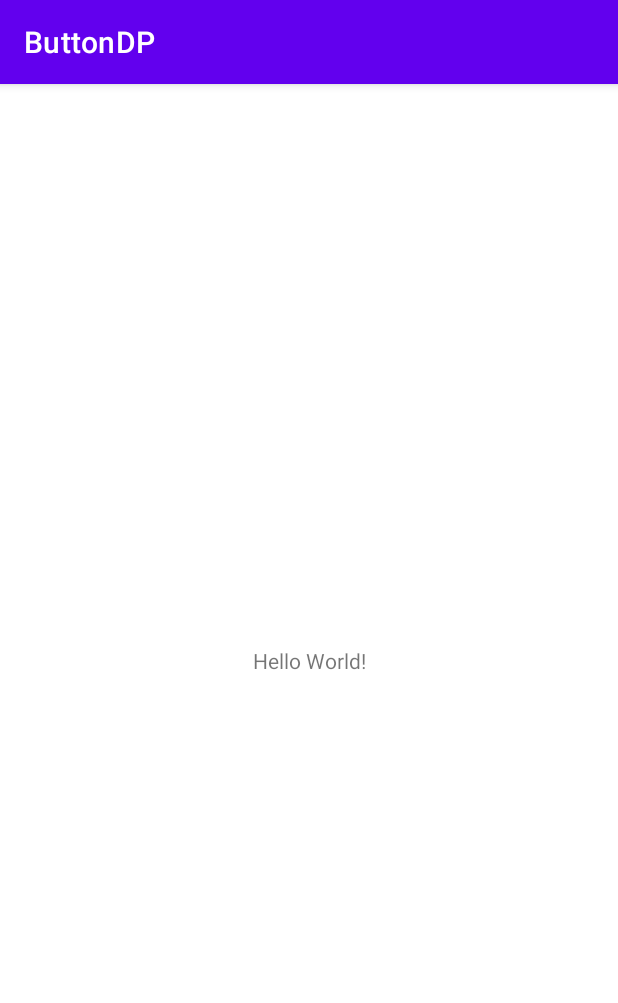
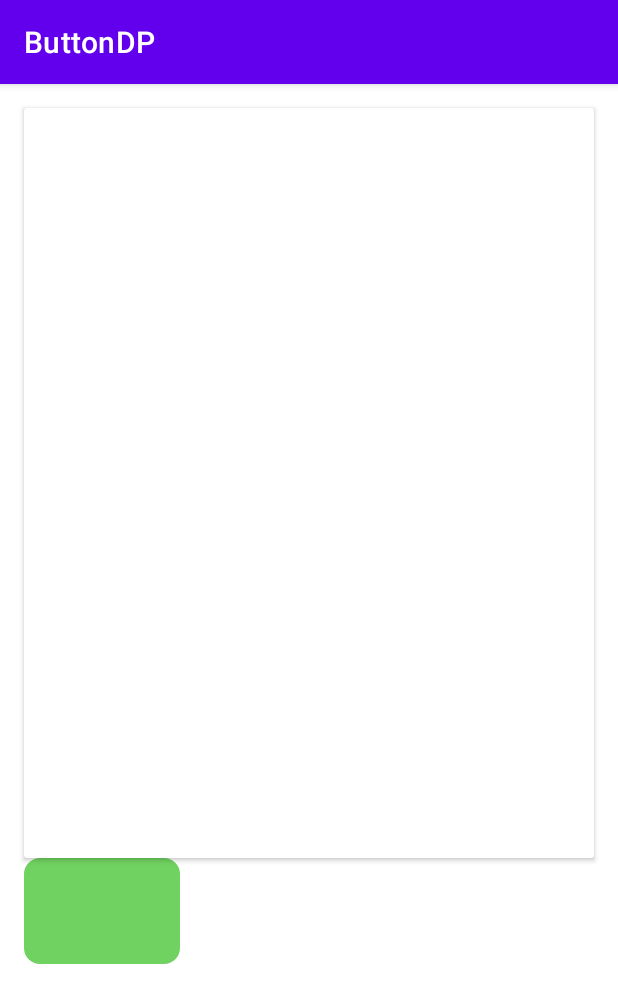
Before and after one commit to ErfanDP/ButtonDP, an Android app: the screen it shows after launch (MainActivity), on a phone screen of 412 x 824 dp. Shown: the top 1003 px of the screen. Run offline under Robolectric (Android 15) with nearby library versions, the phone set to English and light mode, and no system bars; our stand-ins replace sdp/ssp sizes.

Commit message:
ADD: CustomizableGenericButton.kt
-creating CustomizableGenericButton.kt as a constraint layout and inflating customizable_generic_button_layout.xml (first approach of creating a custom view)
-creating custom attributes for custom view in attrs.xml
-creating styles for three different styles in theme.xml
-adding the CustomizableGenericButton.kt in activity_main.xml just for test

```diff
--- a/app/build.gradle
+++ b/app/build.gradle
@@ -40,4 +40,7 @@ dependencies {
     testImplementation 'junit:junit:4.+'
     androidTestImplementation 'androidx.test.ext:junit:1.1.3'
     androidTestImplementation 'androidx.test.espresso:espresso-core:3.4.0'
+
+    //SPD dimension library
+    implementation 'com.intuit.sdp:sdp-android:1.0.6'
 }
--- /dev/null
+++ b/app/src/main/java/me/erfandp/buttondp/CustomizableGenericButton.kt
@@ -0,0 +1,120 @@
+package me.erfandp.buttondp
+
+import android.content.Context
+import android.util.AttributeSet
+import android.view.MotionEvent
+import android.view.View
+import android.view.View.MeasureSpec
+import androidx.constraintlayout.widget.ConstraintLayout
+import androidx.core.content.ContextCompat
+
+class CustomizableGenericButton(
+	context: Context,
+	attrs: AttributeSet? = null,
+	defStyleAttr: Int = 0
+): ConstraintLayout(context, attrs, defStyleAttr) {
+
+	constructor(context: Context, attrs: AttributeSet) : this(context, attrs, 0) {}
+
+	private var buttonType = ButtonTypes.ONLY_TITLE
+	private var buttonStyles = ButtonStyles.NORMAL
+	private var buttonBackgroundTint: Int =
+		ContextCompat.getColor(context, R.color.buttondp_style_normal)
+	var onTouchListener : (()->Unit)? = null
+
+	init {
+		View.inflate(context, R.layout.customizable_generic_button_layout, this)
+
+		initAttrs(attrs, context)
+	}
+
+	private fun initAttrs(attrs: AttributeSet?, context: Context) {
+		attrs?.let {
+			val typedArray =
+				context.obtainStyledAttributes(it, R.styleable.CustomizableGenericButton)
+			try {
+				setButtonStylesWithAttrValues(
+					typedArray.getInt
+						(
+						R.styleable.CustomizableGenericButton_button_style,
+						0
+					)
+				)
+
+				setButtonTypeWithAttrValues(
+					typedArray.getInt
+						(
+						R.styleable.CustomizableGenericButton_button_type,
+						0
+					)
+				)
+
+				val imageTintColorResource = typedArray.getResourceId(
+					R.styleable.CustomizableGenericButton_button_background_tint,
+					R.color.buttondp_style_normal)
+				buttonBackgroundTint = ContextCompat.getColor(context, imageTintColorResource)
+
+
+
+			} finally {
+				typedArray.recycle()
+			}
+
+		}
+	}
+
+	override fun onMeasure(widthMeasureSpec: Int, heightMeasureSpec: Int) {
+		super.onMeasure(widthMeasureSpec, heightMeasureSpec)
+		//TODO
+	}
+
+	override fun onTouchEvent(event: MotionEvent?): Boolean {
+		if(event?.action == MotionEvent.ACTION_UP){
+			onTouch()
+		}
+		return super.onTouchEvent(event)
+	}
+
+	private fun onTouch() {
+		playTouchAnimation()
+		onTouchListener?.invoke()
+	}
+
+	private fun playTouchAnimation(){
+		//TODO
+	}
+
+	private fun setButtonTypeWithAttrValues(buttonTypeAttr: Int) {
+		buttonType =
+			when (buttonTypeAttr) {
+				1 -> ButtonTypes.WITH_SUBTITLE
+
+				2 -> ButtonTypes.WITH_SUBTITLE_AND_ICON
+
+				else -> ButtonTypes.ONLY_TITLE
+
+			}
+	}
+
+	private fun setButtonStylesWithAttrValues(buttonStyleAttr: Int) {
+		buttonStyles = when (buttonStyleAttr) {
+
+			1 -> ButtonStyles.OUTLINED
+
+			2 -> ButtonStyles.GRADIENT
+
+			else -> ButtonStyles.NORMAL
+
+		}
+	}
+
+	//TODO clip to outline the icon
+
+	enum class ButtonTypes {
+		ONLY_TITLE, WITH_SUBTITLE, WITH_SUBTITLE_AND_ICON
+	}
+
+	enum class ButtonStyles {
+		NORMAL, OUTLINED, GRADIENT
+	}
+}
--- a/app/src/main/res/layout/activity_main.xml
+++ b/app/src/main/res/layout/activity_main.xml
@@ -6,13 +6,23 @@
     android:layout_height="match_parent"
     tools:context=".MainActivity">
 
-    <TextView
-        android:layout_width="wrap_content"
+    <me.erfandp.buttondp.CustomizableGenericButton
+        style="@style/Widget.AppTheme.CustomizableGenericButton.Outlined"
+        android:layout_width="0dp"
         android:layout_height="wrap_content"
-        android:text="Hello World!"
-        app:layout_constraintBottom_toBottomOf="parent"
-        app:layout_constraintLeft_toLeftOf="parent"
-        app:layout_constraintRight_toRightOf="parent"
+        android:layout_marginStart="16dp"
+        app:layout_constraintStart_toStartOf="parent"
+        app:layout_constraintTop_toBottomOf="@+id/cardView" />
+
+    <androidx.cardview.widget.CardView
+        android:id="@+id/cardView"
+        android:layout_width="0dp"
+        android:layout_height="500dp"
+        android:layout_marginStart="16dp"
+        android:layout_marginTop="16dp"
+        android:layout_marginEnd="16dp"
+        app:layout_constraintEnd_toEndOf="parent"
+        app:layout_constraintStart_toStartOf="parent"
         app:layout_constraintTop_toTopOf="parent" />
 
 </androidx.constraintlayout.widget.ConstraintLayout>
--- a/app/src/main/res/layout/buttondp_layout.xml
+++ b/app/src/main/res/layout/customizable_generic_button_layout.xml
@@ -4,8 +4,9 @@
     xmlns:tools="http://schemas.android.com/tools"
     android:layout_width="match_parent"
     android:layout_height="wrap_content"
-    android:minHeight="@dimen/_36sdp"
-    android:background="@drawable/buttondp_style_normal">
+    android:layout_margin="2dp"
+    android:background="@drawable/buttondp_style_normal"
+    android:minWidth="@dimen/_80sdp">
 
     <ImageView
         android:id="@+id/buttondp_icon"
@@ -14,34 +15,33 @@
         android:layout_alignParentStart="true"
         android:layout_alignParentTop="true"
         android:layout_marginStart="@dimen/_16sdp"
-        android:layout_marginTop="@dimen/_8sdp"
-        android:layout_marginBottom="@dimen/_8sdp"
+        android:background="@drawable/background_round_corner_8dp"
+        android:contentDescription="@string/button_icon"
         android:scaleType="centerCrop"
-        android:background="@drawable/background_round_corner_8dp"
-        android:clipToOutline="true"
+        app:layout_constraintBottom_toBottomOf="@+id/buttondp_subtitle"
         app:layout_constraintDimensionRatio="1:1"
-        app:layout_constraintBottom_toBottomOf="parent"
         app:layout_constraintStart_toStartOf="parent"
-        app:layout_constraintTop_toTopOf="parent"
-        tools:srcCompat="@tools:sample/avatars"
-        android:contentDescription="@string/button_icon" />
+        app:layout_constraintTop_toTopOf="@+id/buttondp_title"
+        tools:srcCompat="@drawable/ic_launcher_foreground" />
 
     <TextView
         android:id="@+id/buttondp_title"
         android:layout_width="0dp"
         android:layout_height="wrap_content"
         android:layout_marginStart="8dp"
-        android:layout_marginTop="8dp"
+        android:layout_marginTop="16dp"
         android:layout_marginEnd="8dp"
         android:layout_marginBottom="8dp"
+        android:fontFamily="sans-serif-black"
         android:gravity="center"
-        android:textSize="24sp"
+        android:textSize="14sp"
         android:textStyle="bold"
         app:layout_constraintBottom_toTopOf="@+id/buttondp_subtitle"
         app:layout_constraintEnd_toEndOf="parent"
         app:layout_constraintHorizontal_bias="0.5"
         app:layout_constraintStart_toEndOf="@+id/buttondp_icon"
-        app:layout_constraintTop_toTopOf="@+id/buttondp_icon"
+        app:layout_constraintTop_toTopOf="parent"
+        app:layout_goneMarginBottom="@dimen/_16sdp"
         tools:text="Button Title" />
 
     <TextView
@@ -52,8 +52,8 @@
         android:layout_marginEnd="8dp"
         android:layout_marginBottom="8dp"
         android:gravity="center"
-        android:textSize="16sp"
-        app:layout_constraintBottom_toBottomOf="@+id/buttondp_icon"
+        android:textSize="14sp"
+        app:layout_constraintBottom_toBottomOf="parent"
         app:layout_constraintEnd_toEndOf="parent"
         app:layout_constraintStart_toEndOf="@+id/buttondp_icon"
         app:layout_constraintTop_toBottomOf="@+id/buttondp_title"
--- a/app/src/main/res/values/themes.xml
+++ b/app/src/main/res/values/themes.xml
@@ -13,4 +13,29 @@
         <item name="android:statusBarColor" tools:targetApi="l">?attr/colorPrimaryVariant</item>
         <!-- Customize your theme here. -->
     </style>
+
+    <style name="Widget.AppTheme.CustomizableGenericButton" parent="">
+        <item name="button_title_text_size">36sp</item>
+        <item name="button_subtitle_text_size">18sp</item>
+        <item name="button_title_text_color">@color/black</item>
+        <item name="button_subtitle_text_color">@color/black</item>
+        <item name="button_background_tint">@color/buttondp_style_normal</item>
+        <item name="android:minWidth">@dimen/_80sdp</item>
+        <item name="android:minHeight">36dp</item>
+    </style>
+
+    <style name="Widget.AppTheme.CustomizableGenericButton.Outlined" parent="Widget.AppTheme.CustomizableGenericButton">
+        <item name="button_style">outlined</item>
+        <item name="button_background_tint">@color/buttondp_style_outlined</item>
+        <item name="button_title_text_color">@color/buttondp_style_outlined</item>
+        <item name="button_subtitle_text_color">@color/buttondp_style_outlined</item>
+    </style>
+
+    <style name="Widget.AppTheme.CustomizableGenericButton.Gradient" parent="Widget.AppTheme.CustomizableGenericButton">
+        <item name="button_style">outlined</item>
+        <item name="button_gradient_start_tint">@color/buttondp_style_gradient_start</item>
+        <item name="button_gradient_end_tint">@color/buttondp_style_gradient_end</item>
+    </style>
+
+
 </resources>
```
Also changed, not shown: app/src/main/res/values/attrs.xml (added, +30 -0 lines).
